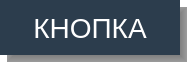
Above: Grafika/buttonstyled.ui from tomyqg/topaz-m before the change. Below: the same form after it.
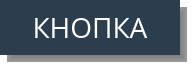
That is the form after the change.

Diff of the .ui file:
```diff
--- a/Grafika/buttonstyled.ui
+++ b/Grafika/buttonstyled.ui
@@ -10,6 +10,11 @@
     <height>64</height>
    </rect>
   </property>
+  <property name="font">
+   <font>
+    <family>Open Sans</family>
+   </font>
+  </property>
   <property name="windowTitle">
    <string>Form</string>
   </property>
@@ -81,6 +86,7 @@
       </property>
       <property name="font">
        <font>
+        <family>Open Sans</family>
         <pointsize>21</pointsize>
        </font>
       </property>
```
Left out of the diff: 2 changed lines with no effect on the pictures.
